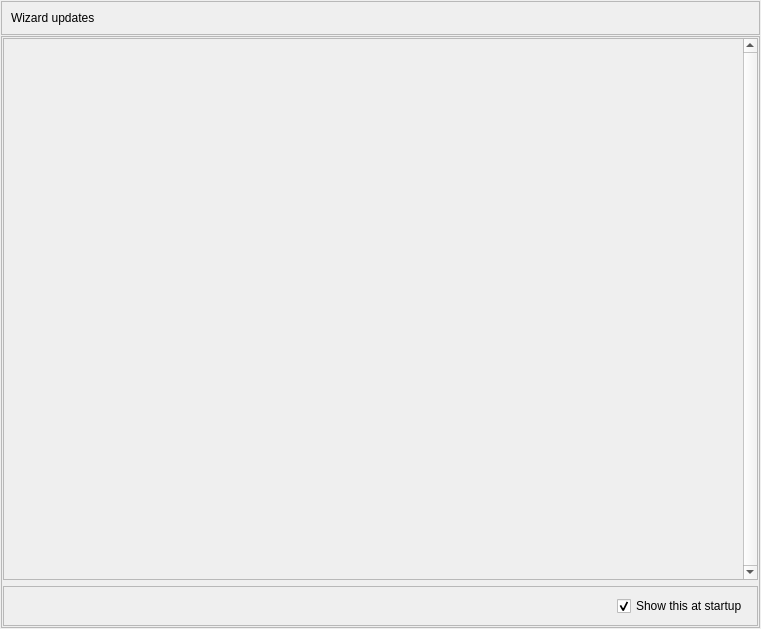
First picture: the form in App/work/ui_files/updates.ui, repository Wizard-collab/Wizard, before the edit.
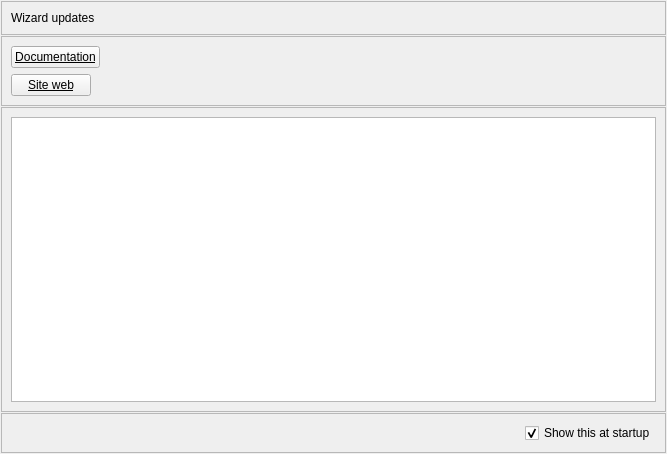
Second picture: the form after the edit.

```diff
--- a/App/work/ui_files/updates.ui
+++ b/App/work/ui_files/updates.ui
@@ -6,8 +6,8 @@
    <rect>
     <x>0</x>
     <y>0</y>
-    <width>761</width>
-    <height>629</height>
+    <width>667</width>
+    <height>454</height>
    </rect>
   </property>
   <property name="windowTitle">
@@ -54,6 +54,104 @@
      </layout>
     </widget>
    </item>
+   <item>
+    <widget class="QFrame" name="frame_4">
+     <property name="sizePolicy">
+      <sizepolicy hsizetype="Preferred" vsizetype="Fixed">
+       <horstretch>0</horstretch>
+       <verstretch>0</verstretch>
+      </sizepolicy>
+     </property>
+     <property name="frameShape">
+      <enum>QFrame::StyledPanel</enum>
+     </property>
+     <property name="frameShadow">
+      <enum>QFrame::Raised</enum>
+     </property>
+     <layout class="QVBoxLayout" name="verticalLayout_2">
+      <item>
+       <layout class="QHBoxLayout" name="horizontalLayout_3">
+        <property name="spacing">
+         <number>0</number>
+        </property>
+        <property name="topMargin">
+         <number>0</number>
+        </property>
+        <item>
+         <widget class="QPushButton" name="update_doc_pushButton">
+          <property name="sizePolicy">
+           <sizepolicy hsizetype="Minimum" vsizetype="Minimum">
+            <horstretch>0</horstretch>
+            <verstretch>0</verstretch>
+           </sizepolicy>
+          </property>
+          <property name="styleSheet">
+           <string notr="true">font: 8pt &quot;MS Shell Dlg 2&quot;;
+text-decoration: underline;</string>
+          </property>
+          <property name="text">
+           <string>Documentation</string>
+          </property>
+         </widget>
+        </item>
+        <item>
+         <spacer name="horizontalSpacer_2">
+          <property name="orientation">
+           <enum>Qt::Horizontal</enum>
+          </property>
+          <property name="sizeHint" stdset="0">
+           <size>
+            <width>40</width>
+            <height>0</height>
+           </size>
+          </property>
+         </spacer>
+        </item>
+       </layout>
+      </item>
+      <item>
+       <layout class="QHBoxLayout" name="horizontalLayout_4">
+        <property name="spacing">
+         <number>0</number>
+        </property>
+        <property name="topMargin">
+         <number>0</number>
+        </property>
+        <item>
+         <widget class="QPushButton" name="update_web_pushButton">
+          <property name="sizePolicy">
+           <sizepolicy hsizetype="Minimum" vsizetype="Minimum">
+            <horstretch>0</horstretch>
+            <verstretch>0</verstretch>
+           </sizepolicy>
+          </property>
+          <property name="styleSheet">
+           <string notr="true">font: 8pt &quot;MS Shell Dlg 2&quot;;
+text-decoration: underline;</string>
+          </property>
+          <property name="text">
+           <string>Site web</string>
+          </property>
+         </widget>
+        </item>
+        <item>
+         <spacer name="horizontalSpacer_3">
+          <property name="orientation">
+           <enum>Qt::Horizontal</enum>
+          </property>
+          <property name="sizeHint" stdset="0">
+           <size>
+            <width>40</width>
+            <height>0</height>
+           </size>
+          </property>
+         </spacer>
+        </item>
+       </layout>
+      </item>
+     </layout>
+    </widget>
+   </item>
    <item>
     <widget class="QFrame" name="frame">
      <property name="frameShape">
@@ -62,77 +160,18 @@
      <property name="frameShadow">
       <enum>QFrame::Raised</enum>
      </property>
-     <layout class="QVBoxLayout" name="maj_layout">
-      <property name="leftMargin">
-       <number>1</number>
-      </property>
-      <property name="topMargin">
-       <number>1</number>
-      </property>
-      <property name="rightMargin">
-       <number>1</number>
-      </property>
-      <property name="bottomMargin">
-       <number>1</number>
-      </property>
-      <item>
-       <widget class="QScrollArea" name="update_scrollArea">
-        <property name="verticalScrollBarPolicy">
-         <enum>Qt::ScrollBarAlwaysOn</enum>
-        </property>
-        <property name="horizontalScrollBarPolicy">
-         <enum>Qt::ScrollBarAlwaysOff</enum>
-        </property>
-        <property name="widgetResizable">
-         <bool>true</bool>
-        </property>
-        <widget class="QWidget" name="scrollAreaWidgetContents">
-         <property name="geometry">
-          <rect>
-           <x>0</x>
-           <y>0</y>
-           <width>732</width>
-           <height>529</height>
-          </rect>
-         </property>
          <layout class="QVBoxLayout" name="verticalLayout_3">
-          <property name="leftMargin">
-           <number>10</number>
-          </property>
-          <property name="topMargin">
-           <number>10</number>
-          </property>
-          <property name="rightMargin">
-           <number>10</number>
-          </property>
-          <property name="bottomMargin">
-           <number>10</number>
-          </property>
           <item>
-           <layout class="QVBoxLayout" name="widgets_verticalLayout">
-            <property name="spacing">
-             <number>10</number>
-            </property>
-           </layout>
-          </item>
-          <item>
-           <spacer name="verticalSpacer">
-            <property name="orientation">
-             <enum>Qt::Vertical</enum>
-            </property>
-            <property name="sizeType">
-             <enum>QSizePolicy::MinimumExpanding</enum>
-            </property>
-            <property name="sizeHint" stdset="0">
-             <size>
-              <width>0</width>
-              <height>0</height>
-             </size>
-            </property>
-           </spacer>
-          </item>
-         </layout>
-        </widget>
+       <widget class="QPlainTextEdit" name="update_updates_plainTextEdit">
+        <property name="sizeAdjustPolicy">
+         <enum>QAbstractScrollArea::AdjustIgnored</enum>
+        </property>
+        <property name="readOnly">
+         <bool>true</bool>
+        </property>
+       </widget>
+      </item>
+     </layout>
        </widget>
       </item>
       <item>
@@ -165,9 +204,6 @@
            <property name="checked">
             <bool>true</bool>
            </property>
-          </widget>
-         </item>
-        </layout>
        </widget>
       </item>
      </layout>
```
Lines whose indentation alone changed are shown as unchanged.
